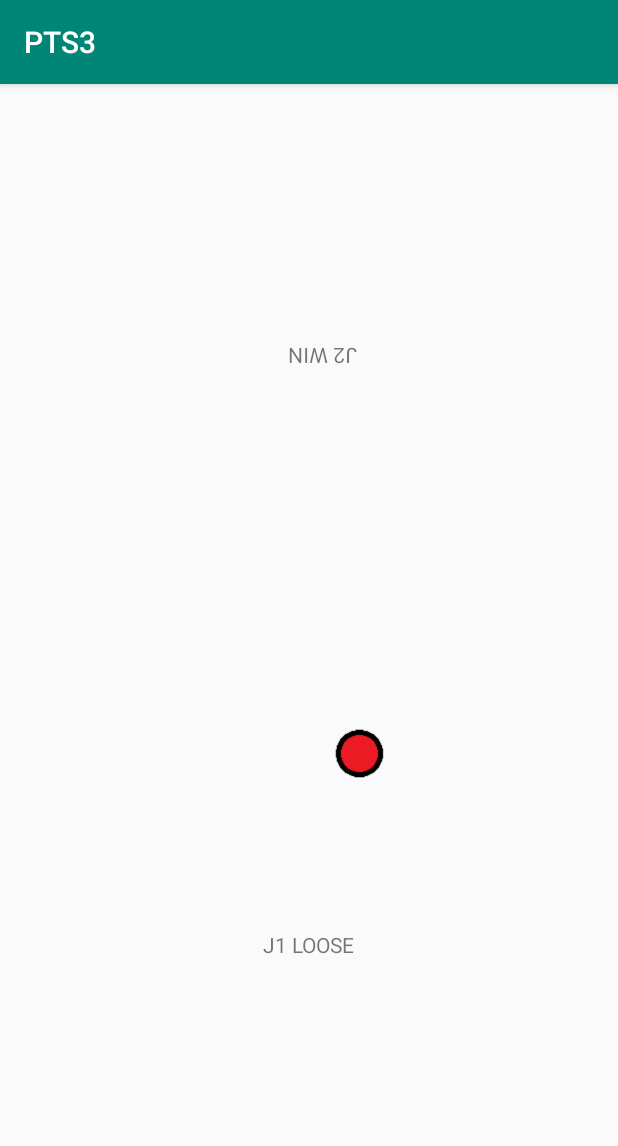
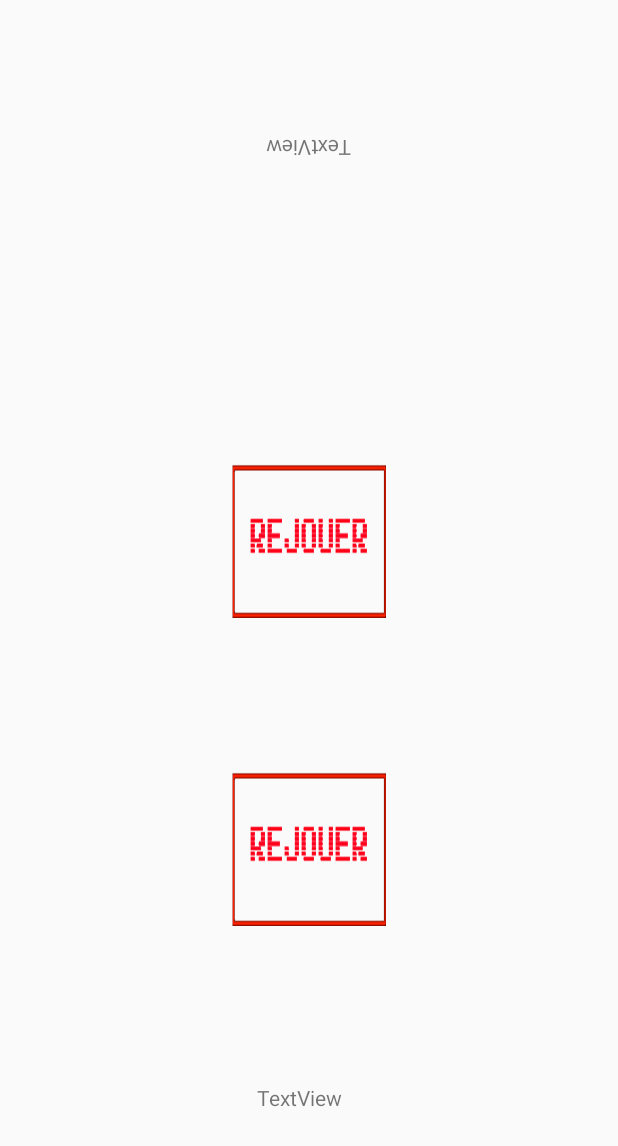
Before and after one commit to i182317/PTS3, an Android app: the EndGame_Activity screen opened directly, with no data from a screen before it, on a phone screen of 412 x 824 dp. Shown: the top 1146 px of the screen. Run offline under Robolectric (Android 15) with nearby library versions, the phone set to English and light mode, and no system bars; 1 statement that could not run was skipped.

Commit message:
Integration sans design

```diff
--- a/Sensei/app/src/main/AndroidManifest.xml
+++ b/Sensei/app/src/main/AndroidManifest.xml
@@ -8,7 +8,7 @@
         android:label="@string/app_name"
         android:roundIcon="@mipmap/ic_launcher_round"
         android:supportsRtl="true"
-        android:theme="@style/AppTheme">
+        android:theme="@style/Theme.AppCompat.DayNight.NoActionBar">
         <activity android:name=".activity.EndGame_Activity"
             android:screenOrientation="portrait">
         </activity>
@@ -17,7 +17,6 @@
             android:screenOrientation="portrait">
             <intent-filter>
                 <action android:name="android.intent.action.MAIN" />
-
                 <category android:name="android.intent.category.LAUNCHER" />
             </intent-filter>
         </activity>
--- a/Sensei/app/src/main/java/com/example/pts3/activity/EndGame_Activity.java
+++ b/Sensei/app/src/main/java/com/example/pts3/activity/EndGame_Activity.java
@@ -16,8 +16,8 @@ import com.example.pts3.R;
 
 public class EndGame_Activity extends AppCompatActivity {
     public TextView textJ1,textJ2;
-    private ImageView imageViewReplay;
-    private boolean test;
+    private ImageView imageViewReplay,imageViewMenu;
+    private String Win;
     private int screenWidth;
     private int screenHeight;
     private ConstraintLayout screenReplay;
@@ -32,13 +32,19 @@ public class EndGame_Activity extends AppCompatActivity {
         screenReplay=(ConstraintLayout) findViewById(R.id.screenReplay);
         endGame_activity=this;
         Intent intent = getIntent();
-        test=intent.getBooleanExtra("test",false);
-        if(test){
-            textJ1.setText("J1 WIN");
-            textJ2.setText("J2 LOOSE");
-        }else {
-            textJ2.setText("J2 WIN");
-            textJ1.setText("J1 LOOSE");
+        Win=intent.getStringExtra("Win");
+        if(Win.equals("Vert")){
+            textJ1.setText("Vert WIN");
+            textJ2.setText("Rouge LOOSE");
+        }else if(Win=="Rouge"){
+            textJ2.setText("Rouge WIN");
+            textJ1.setText("Vert LOOSE");
+        }else if(Win=="VertAntiJeu"){
+            textJ1.setText("Vert WIN par Anti Jeu");
+            textJ2.setText("Rouge LOOSE par Anti Jeu");
+        }else if(Win=="RougetAntiJeu"){
+            textJ2.setText("Rouge WIN par Anti Jeu");
+            textJ1.setText("Vert LOOSE par Anti Jeu");
         }
         Display display = getWindowManager().getDefaultDisplay();
         Point size = new Point();
@@ -47,15 +53,20 @@ public class EndGame_Activity extends AppCompatActivity {
         screenHeight = size.y;
 
         imageViewReplay = new ImageView(this);
-        imageViewReplay.setX(screenWidth/2);
-        imageViewReplay.setY(screenHeight/2);
-        imageViewReplay.setMaxWidth(screenWidth/4);
-        imageViewReplay.setMaxHeight(screenHeight/4);
-        imageViewReplay.setBackgroundResource(R.drawable.perso_rouge);
-        ViewGroup.LayoutParams replay = new ViewGroup.LayoutParams(screenWidth/6,screenHeight/12);
+        imageViewReplay.setX(screenWidth/2-(screenWidth/4)/2);
+        imageViewReplay.setY(screenHeight/2-(screenHeight/8));
+        imageViewReplay.setBackgroundResource(R.drawable.test);
+        ViewGroup.LayoutParams replay = new ViewGroup.LayoutParams(screenWidth/4,screenHeight/8);
         imageViewReplay.setLayoutParams(replay);
+        screenReplay.addView(imageViewReplay);
 
-        screenReplay.addView(imageViewReplay);
+        imageViewMenu = new ImageView(this);
+        imageViewMenu.setX(screenWidth/2-(screenWidth/4)/2);
+        imageViewMenu.setY(screenHeight/2+(screenHeight/8));
+        imageViewMenu.setBackgroundResource(R.drawable.test);
+        ViewGroup.LayoutParams menu = new ViewGroup.LayoutParams(screenWidth/4,screenHeight/8);
+        imageViewMenu.setLayoutParams(menu);
+        screenReplay.addView(imageViewMenu);
 
         testTouchListener();
 
@@ -72,4 +83,19 @@ public class EndGame_Activity extends AppCompatActivity {
                     }
                 });
     }
+    @Override
+    public void onWindowFocusChanged(boolean hasFocus) {
+        super.onWindowFocusChanged(hasFocus);
+        View decorView = getWindow().getDecorView();
+
+        if(hasFocus) {
+            decorView.setSystemUiVisibility(View.SYSTEM_UI_FLAG_LAYOUT_STABLE
+                    | View.SYSTEM_UI_FLAG_LAYOUT_HIDE_NAVIGATION
+                    | View.SYSTEM_UI_FLAG_LAYOUT_FULLSCREEN
+                    | View.SYSTEM_UI_FLAG_HIDE_NAVIGATION
+                    | View.SYSTEM_UI_FLAG_FULLSCREEN
+                    | View.SYSTEM_UI_FLAG_IMMERSIVE_STICKY
+                    | View.SYSTEM_UI_FLAG_IMMERSIVE);
+        }
+    }
 }
--- a/Sensei/app/src/main/res/layout/activity_end_game_.xml
+++ b/Sensei/app/src/main/res/layout/activity_end_game_.xml
@@ -9,24 +9,28 @@
 
     <TextView
         android:id="@+id/textJ2"
-        android:layout_width="63dp"
-        android:layout_height="23dp"
+        android:layout_width="102dp"
+        android:layout_height="65dp"
         android:rotation="180"
         android:text="TextView"
+        android:textAlignment="center"
         app:layout_constraintBottom_toBottomOf="parent"
         app:layout_constraintEnd_toEndOf="parent"
+        app:layout_constraintHorizontal_bias="0.498"
         app:layout_constraintStart_toStartOf="parent"
         app:layout_constraintTop_toTopOf="parent"
-        app:layout_constraintVertical_bias="0.226" />
+        app:layout_constraintVertical_bias="0.057" />
 
     <TextView
         android:id="@+id/textJ1"
-        android:layout_width="wrap_content"
-        android:layout_height="wrap_content"
+        android:layout_width="91dp"
+        android:layout_height="60dp"
         android:text="TextView"
+        android:textAlignment="center"
         app:layout_constraintBottom_toBottomOf="parent"
         app:layout_constraintEnd_toEndOf="parent"
+        app:layout_constraintHorizontal_bias="0.481"
         app:layout_constraintStart_toStartOf="parent"
         app:layout_constraintTop_toBottomOf="@+id/textJ2"
-        app:layout_constraintVertical_bias="0.669" />
+        app:layout_constraintVertical_bias="0.936" />
 </androidx.constraintlayout.widget.ConstraintLayout>
```
Also changed, not shown: Sensei/app/src/main/java/com/example/pts3/activity/Game_Activity.java (+4 -4 lines), Sensei/app/src/main/res/drawable/test.png (added).
